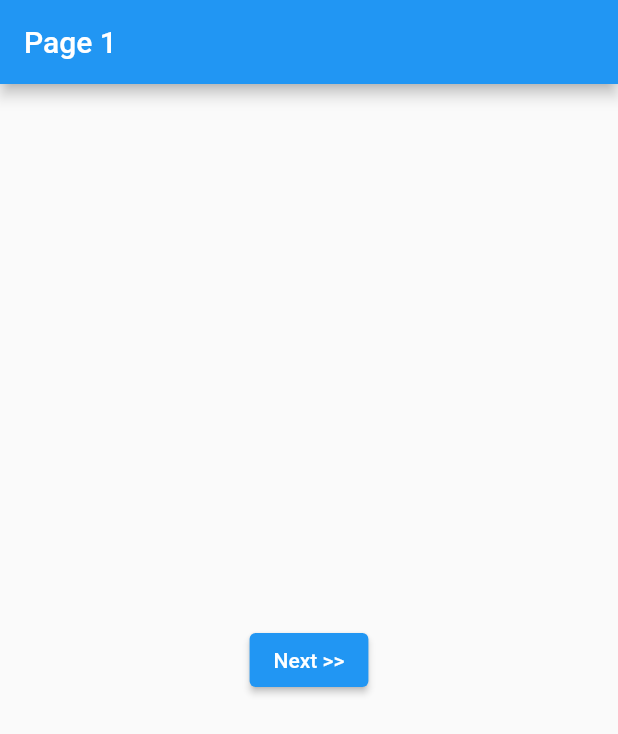
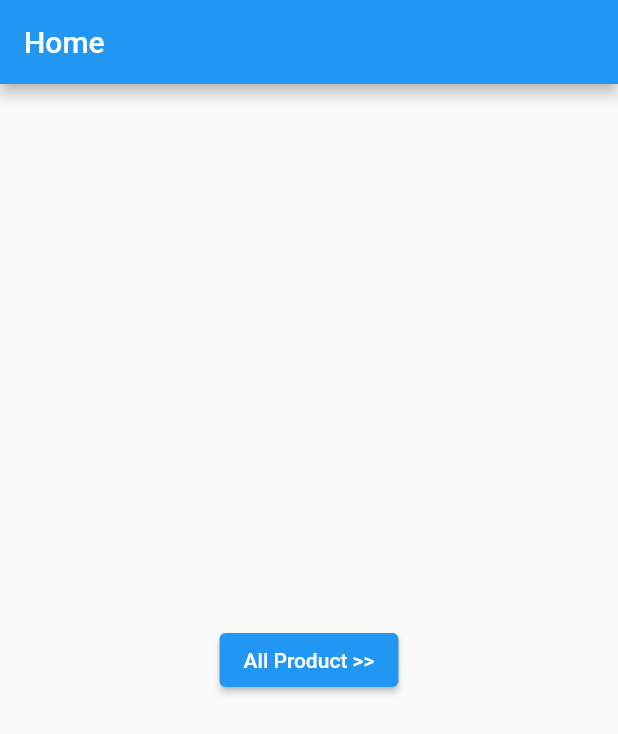
Before and after one commit to rizkitirta/Flutter_GetX, a Flutter app: the screen it shows after launch, on a phone screen of 412 x 824 dp. Shown: the top 734 px of the screen. Run offline on Flutter 3.47's test engine with Material 2 defaults, Android fonts, the phone set to English and light mode, and no system bars; our stand-ins replace get.

Commit message:
GetX Dynamic URL With Parameters

```diff
--- a/flutter_getx/lib/main.dart
+++ b/flutter_getx/lib/main.dart
@@ -14,7 +14,7 @@ class MainPage extends StatelessWidget {
   @override
   Widget build(BuildContext context) {
     return GetMaterialApp(
-      home: PageSatu(),
+      home: HomePage(),
       getPages: PagesRoute.pages,
     );
   }
--- a/flutter_getx/lib/routes/pages_route.dart
+++ b/flutter_getx/lib/routes/pages_route.dart
@@ -6,7 +6,8 @@ import 'package:get/get_navigation/src/routes/get_route.dart';
 
 class PagesRoute {
   static final pages = [
-    GetPage(name: RoutesNamed.page_dua, page: () => PageDua()),
-    GetPage(name: RoutesNamed.page_tiga, page: () => PageTiga()),
+    GetPage(name: RoutesNamed.home_page, page: () => HomePage()),
+    GetPage(name: RoutesNamed.product_page, page: () => Product()),
+    GetPage(name: RoutesNamed.product_page + '/:id?', page: () => DetailPage()),
   ];
 }
--- a/flutter_getx/lib/routes/routesNamed.dart
+++ b/flutter_getx/lib/routes/routesNamed.dart
@@ -1,5 +1,4 @@
 abstract class RoutesNamed {
-  static const page_satu = '/page-1';
-  static const page_dua = '/page-2';
-  static const page_tiga = '/page-3';
+  static const home_page = '/';
+  static const product_page = '/product';
 }
--- a/flutter_getx/lib/screens/screen_1.dart
+++ b/flutter_getx/lib/screens/screen_1.dart
@@ -2,18 +2,18 @@ import 'package:flutter/material.dart';
 import 'package:flutter_getx/routes/routesNamed.dart';
 import 'package:get/get.dart';
 
-class PageSatu extends StatelessWidget {
+class HomePage extends StatelessWidget {
   @override
   Widget build(BuildContext context) {
     return Scaffold(
       appBar: AppBar(
-        title: Text("Page 1"),
+        title: Text("Home"),
       ),
       body: Center(
         child: Column(
           mainAxisAlignment: MainAxisAlignment.center,
           children: [
-            ElevatedButton(onPressed: () => Get.toNamed(RoutesNamed.page_dua), child: Text("Next >>")),
+            ElevatedButton(onPressed: () => Get.toNamed(RoutesNamed.product_page), child: Text("All Product >>")),
           ],
         ),
       ),
--- a/flutter_getx/lib/screens/screen_2.dart
+++ b/flutter_getx/lib/screens/screen_2.dart
@@ -2,19 +2,20 @@ import 'package:flutter/material.dart';
 import 'package:flutter_getx/routes/routesNamed.dart';
 import 'package:get/get.dart';
 
-class PageDua extends StatelessWidget {
+class Product extends StatelessWidget {
   @override
   Widget build(BuildContext context) {
     return Scaffold(
       appBar: AppBar(
-        title: Text("Page 2"),
+        title: Text("Product"),
       ),
       body: Center(
         child: Column(
           mainAxisAlignment: MainAxisAlignment.center,
           children: [
-            ElevatedButton(onPressed: () => Get.offAllNamed(RoutesNamed.page_tiga), child: Text("Next >>")),
-            ElevatedButton(onPressed: () => Get.back(), child: Text("Back <<")),
+            ElevatedButton(onPressed: () => Get.toNamed(RoutesNamed.product_page + '/1?name=Jaket&ukuran=XL'), child: Text("Product 1 >>")),
+            ElevatedButton(onPressed: () => Get.toNamed(RoutesNamed.product_page + '/2?name=Kaos Polos&ukuran=L'), child: Text("Product 2 >>")),
+            ElevatedButton(onPressed: () => Get.toNamed(RoutesNamed.product_page + '/3?name=Sepatu futsal&ukuran=43'), child: Text("Product 3 >>")),
           ],
         ),
       ),
--- a/flutter_getx/lib/screens/screen_3.dart
+++ b/flutter_getx/lib/screens/screen_3.dart
@@ -1,17 +1,19 @@
 import 'package:flutter/material.dart';
 import 'package:get/get.dart';
 
-class PageTiga extends StatelessWidget {
+class DetailPage extends StatelessWidget {
   @override
   Widget build(BuildContext context) {
     return Scaffold(
       appBar: AppBar(
-        title: Text("Page 3"),
+        title: Text(" Detail Product ID ${Get.parameters}"),
       ),
       body: Center(
         child: Column(
           mainAxisAlignment: MainAxisAlignment.center,
           children: [
+            Text("Product Id ${Get.parameters['id']}"),
+            Text("Product Name ${Get.parameters['ukuran']}"),
             ElevatedButton(onPressed: () => Get.back(), child: Text("Back <<")),
           ],
         ),
```
